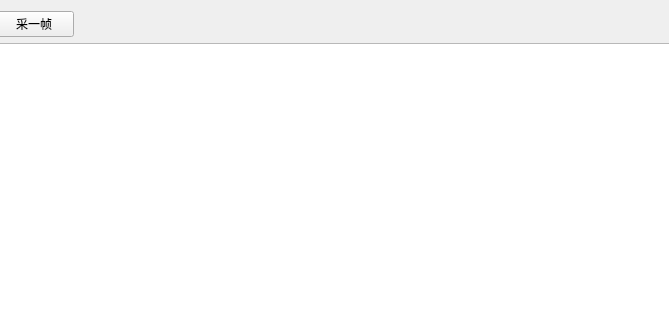
The window that widget.ui (jingzezhang818/Camera_PC) describes before a commit, drawn with Qt 5; both pictures show x 103 to 772 and y 0 to 320 of the 900 by 600 pixel window.
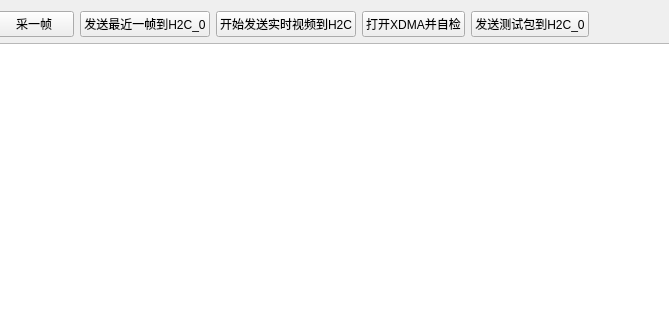
The same window after the commit.

Commit message:
Implement PC to XDMA streaming transmission
This version adds streaming data transmission between PC and XDMA device,
enabling high-speed data transfer for camera applications.

Patch:
```diff
--- a/widget.ui
+++ b/widget.ui
@@ -30,6 +30,34 @@
        </property>
       </widget>
      </item>
+   <item>
+    <widget class="QPushButton" name="btnSendCapturedFrame">
+     <property name="text">
+      <string>发送最近一帧到H2C_0</string>
+     </property>
+    </widget>
+   </item>
+     <item>
+      <widget class="QPushButton" name="btnSendLiveVideo">
+       <property name="text">
+        <string>开始发送实时视频到H2C</string>
+       </property>
+      </widget>
+     </item>
+         <item>
+            <widget class="QPushButton" name="btnOpenXdma">
+             <property name="text">
+                <string>打开XDMA并自检</string>
+             </property>
+            </widget>
+         </item>
+         <item>
+            <widget class="QPushButton" name="btnSendTestPacket">
+             <property name="text">
+                <string>发送测试包到H2C_0</string>
+             </property>
+            </widget>
+         </item>
      <item>
       <spacer name="horizontalSpacer">
        <property name="orientation">
```
The commit also changes 13 other files.
